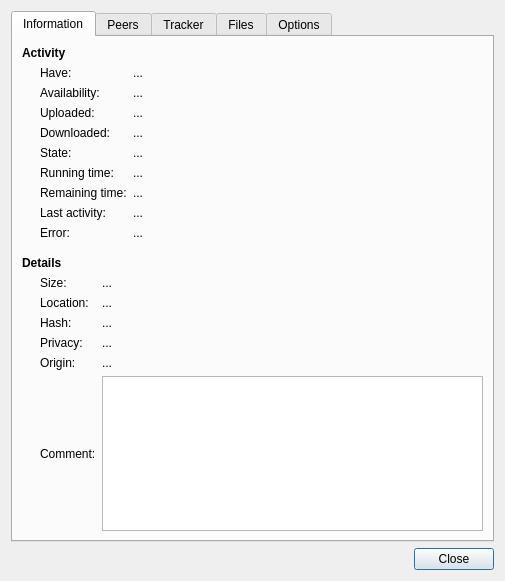
transmission/transmission, file qt/DetailsDialog.ui: the form before one commit.
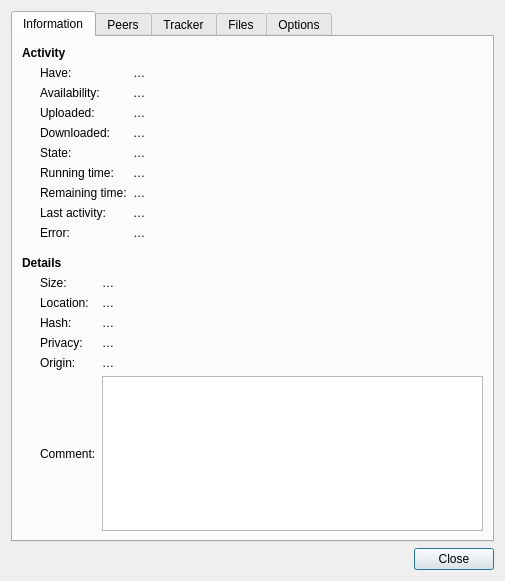
The form after the commit. Custom widgets are drawn as their Qt base class.

```diff
--- a/qt/DetailsDialog.ui
+++ b/qt/DetailsDialog.ui
@@ -61,7 +61,7 @@
             </sizepolicy>
            </property>
            <property name="text">
-            <string notr="true">...</string>
+            <string notr="true">…</string>
            </property>
            <property name="textFormat">
             <enum>Qt::PlainText</enum>
@@ -87,7 +87,7 @@
             </sizepolicy>
            </property>
            <property name="text">
-            <string notr="true">...</string>
+            <string notr="true">…</string>
            </property>
            <property name="textFormat">
             <enum>Qt::PlainText</enum>
@@ -113,7 +113,7 @@
             </sizepolicy>
            </property>
            <property name="text">
-            <string notr="true">...</string>
+            <string notr="true">…</string>
            </property>
            <property name="textFormat">
             <enum>Qt::PlainText</enum>
@@ -139,7 +139,7 @@
             </sizepolicy>
            </property>
            <property name="text">
-            <string notr="true">...</string>
+            <string notr="true">…</string>
            </property>
            <property name="textFormat">
             <enum>Qt::PlainText</enum>
@@ -165,7 +165,7 @@
             </sizepolicy>
            </property>
            <property name="text">
-            <string notr="true">...</string>
+            <string notr="true">…</string>
            </property>
            <property name="textFormat">
             <enum>Qt::PlainText</enum>
@@ -191,7 +191,7 @@
             </sizepolicy>
            </property>
            <property name="text">
-            <string notr="true">...</string>
+            <string notr="true">…</string>
            </property>
            <property name="textFormat">
             <enum>Qt::PlainText</enum>
@@ -217,7 +217,7 @@
             </sizepolicy>
            </property>
            <property name="text">
-            <string notr="true">...</string>
+            <string notr="true">…</string>
            </property>
            <property name="textFormat">
             <enum>Qt::PlainText</enum>
@@ -243,7 +243,7 @@
             </sizepolicy>
            </property>
            <property name="text">
-            <string notr="true">...</string>
+            <string notr="true">…</string>
            </property>
            <property name="textFormat">
             <enum>Qt::PlainText</enum>
@@ -269,7 +269,7 @@
             </sizepolicy>
            </property>
            <property name="text">
-            <string notr="true">...</string>
+            <string notr="true">…</string>
            </property>
            <property name="textFormat">
             <enum>Qt::PlainText</enum>
@@ -321,7 +321,7 @@
             </sizepolicy>
            </property>
            <property name="text">
-            <string notr="true">...</string>
+            <string notr="true">…</string>
            </property>
            <property name="textFormat">
             <enum>Qt::PlainText</enum>
@@ -340,7 +340,7 @@
             </sizepolicy>
            </property>
            <property name="text">
-            <string notr="true">...</string>
+            <string notr="true">…</string>
            </property>
            <property name="textFormat">
             <enum>Qt::PlainText</enum>
@@ -380,7 +380,7 @@
             </sizepolicy>
            </property>
            <property name="text">
-            <string notr="true">...</string>
+            <string notr="true">…</string>
            </property>
            <property name="textFormat">
             <enum>Qt::PlainText</enum>
@@ -399,7 +399,7 @@
             </sizepolicy>
            </property>
            <property name="text">
-            <string notr="true">...</string>
+            <string notr="true">…</string>
            </property>
            <property name="textFormat">
             <enum>Qt::PlainText</enum>
@@ -432,7 +432,7 @@
             </sizepolicy>
            </property>
            <property name="text">
-            <string notr="true">...</string>
+            <string notr="true">…</string>
            </property>
            <property name="textFormat">
             <enum>Qt::PlainText</enum>
```
